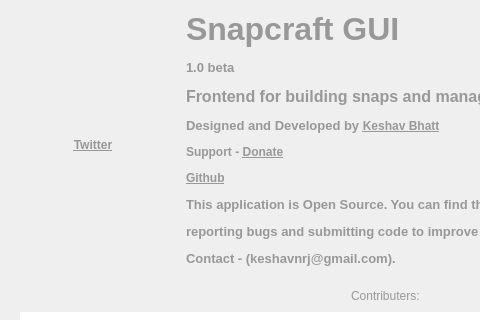
Above: snapcraft-qt/aboutdialog.ui from snapcraft-gui/snapcraft-gui before the change; both pictures show x 0 to 480 and y 0 to 320 of the 771 by 498 pixel window. Below: the same form after it.
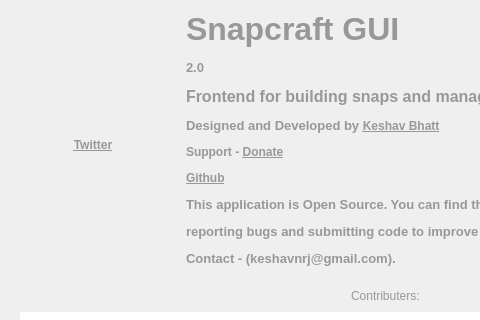
That is the form after the change. Icons and pictures are not drawn.

What changed in the file:
```diff
--- a/snapcraft-qt/aboutdialog.ui
+++ b/snapcraft-qt/aboutdialog.ui
@@ -97,7 +97,7 @@
           <number>1</number>
          </property>
          <property name="text">
-          <string>&lt;html&gt;&lt;head/&gt;&lt;body&gt;&lt;p&gt;&lt;span style=&quot; font-size:24pt; font-weight:600; color:#989898;&quot;&gt;Snapcraft GUI&lt;/span&gt;&lt;/p&gt;&lt;p&gt;&lt;span style=&quot; font-size:10pt; font-weight:600; color:#989898;&quot;&gt;1.0 beta&lt;/span&gt;&lt;/p&gt;&lt;p&gt;&lt;span style=&quot; font-size:12pt; font-weight:600; color:#989898;&quot;&gt;Frontend for building snaps and manage snap packages on Ubuntu/Linux&lt;/span&gt;&lt;span style=&quot; font-size:8pt; font-weight:600; color:#989898; vertical-align:super;&quot;&gt;TM&lt;/span&gt;&lt;/p&gt;&lt;p&gt;&lt;span style=&quot; font-size:10pt; font-weight:600; color:#989898;&quot;&gt;Designed and Developed by &lt;/span&gt;&lt;a href=&quot;https://facebook.com/keshav.bhatt.393&quot;&gt;&lt;span style=&quot; font-weight:600; text-decoration: underline; color:#989898;&quot;&gt;Keshav Bhatt&lt;/span&gt;&lt;/a&gt;&lt;/p&gt;&lt;p&gt;&lt;span style=&quot; font-weight:600; color:#989898;&quot;&gt;Support - &lt;/span&gt;&lt;a href=&quot;http://armybharti.in/donate.html&quot;&gt;&lt;span style=&quot; font-weight:600; text-decoration: underline; color:#989898;&quot;&gt;Donate&lt;/span&gt;&lt;/a&gt;&lt;/p&gt;&lt;p&gt;&lt;a href=&quot;https://github.com/keshavbhatt/snapcraft-gui&quot;&gt;&lt;span style=&quot; font-weight:600; text-decoration: underline; color:#989898;&quot;&gt;Github&lt;/span&gt;&lt;/a&gt;&lt;/p&gt;&lt;p&gt;&lt;span style=&quot; font-size:10pt; font-weight:600; color:#989898;&quot;&gt;This application is Open Source. You can find the source code in GitHub and contribute by &lt;/span&gt;&lt;/p&gt;&lt;p&gt;&lt;span style=&quot; font-size:10pt; font-weight:600; color:#989898;&quot;&gt;reporting bugs and submitting code to improve the software.&lt;/span&gt;&lt;/p&gt;&lt;p&gt;&lt;span style=&quot; font-size:10pt; font-weight:600; color:#989898;&quot;&gt;Contact - (keshavnrj@gmail.com).&lt;/span&gt;&lt;br/&gt;&lt;/p&gt;&lt;/body&gt;&lt;/html&gt;</string>
+          <string>&lt;html&gt;&lt;head/&gt;&lt;body&gt;&lt;p&gt;&lt;span style=&quot; font-size:24pt; font-weight:600; color:#989898;&quot;&gt;Snapcraft GUI&lt;/span&gt;&lt;/p&gt;&lt;p&gt;&lt;span style=&quot; font-size:10pt; font-weight:600; color:#989898;&quot;&gt;2.0&lt;/span&gt;&lt;/p&gt;&lt;p&gt;&lt;span style=&quot; font-size:12pt; font-weight:600; color:#989898;&quot;&gt;Frontend for building snaps and manage snap packages on Ubuntu/Linux&lt;/span&gt;&lt;span style=&quot; font-size:8pt; font-weight:600; color:#989898; vertical-align:super;&quot;&gt;TM&lt;/span&gt;&lt;/p&gt;&lt;p&gt;&lt;span style=&quot; font-size:10pt; font-weight:600; color:#989898;&quot;&gt;Designed and Developed by &lt;/span&gt;&lt;a href=&quot;https://facebook.com/keshav.bhatt.393&quot;&gt;&lt;span style=&quot; font-weight:600; text-decoration: underline; color:#989898;&quot;&gt;Keshav Bhatt&lt;/span&gt;&lt;/a&gt;&lt;/p&gt;&lt;p&gt;&lt;span style=&quot; font-weight:600; color:#989898;&quot;&gt;Support - &lt;/span&gt;&lt;a href=&quot;http://armybharti.in/donate.html&quot;&gt;&lt;span style=&quot; font-weight:600; text-decoration: underline; color:#989898;&quot;&gt;Donate&lt;/span&gt;&lt;/a&gt;&lt;/p&gt;&lt;p&gt;&lt;a href=&quot;https://github.com/keshavbhatt/snapcraft-gui&quot;&gt;&lt;span style=&quot; font-weight:600; text-decoration: underline; color:#989898;&quot;&gt;Github&lt;/span&gt;&lt;/a&gt;&lt;/p&gt;&lt;p&gt;&lt;span style=&quot; font-size:10pt; font-weight:600; color:#989898;&quot;&gt;This application is Open Source. You can find the source code in GitHub and contribute by &lt;/span&gt;&lt;/p&gt;&lt;p&gt;&lt;span style=&quot; font-size:10pt; font-weight:600; color:#989898;&quot;&gt;reporting bugs and submitting code to improve the software.&lt;/span&gt;&lt;/p&gt;&lt;p&gt;&lt;span style=&quot; font-size:10pt; font-weight:600; color:#989898;&quot;&gt;Contact - (keshavnrj@gmail.com).&lt;/span&gt;&lt;br/&gt;&lt;/p&gt;&lt;/body&gt;&lt;/html&gt;</string>
          </property>
          <property name="scaledContents">
           <bool>true</bool>
```
